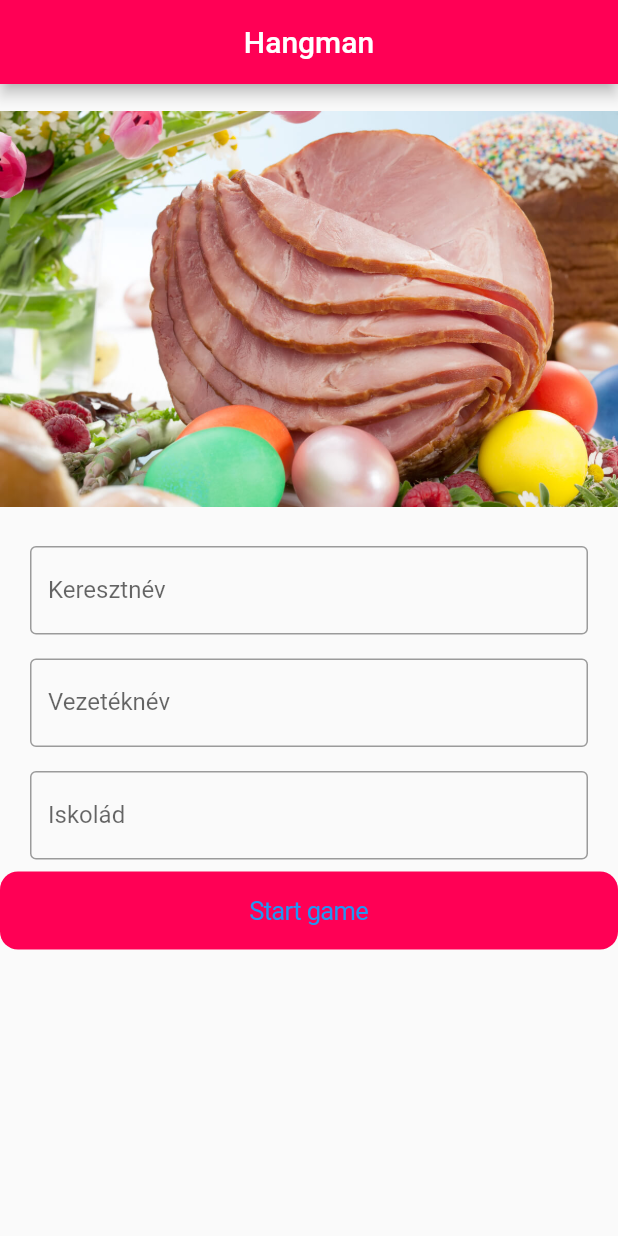
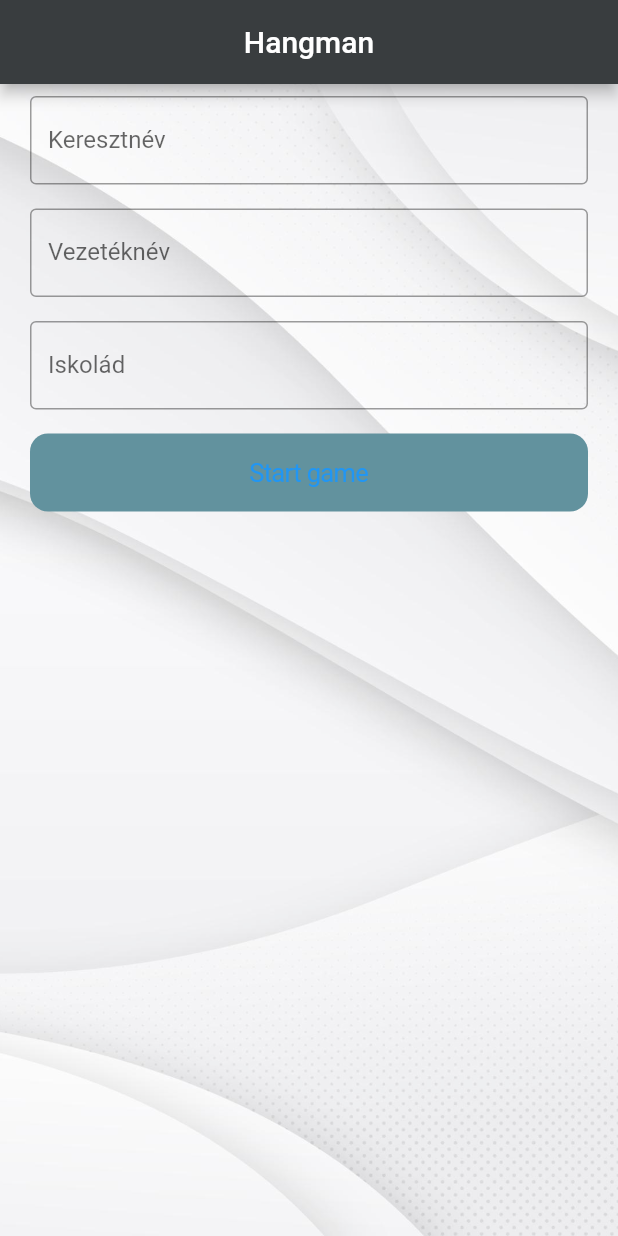
Before and after one commit to SALANKIII/hangman_gyak, a Flutter app: the screen it shows after launch, on a phone screen of 412 x 824 dp. Run offline on Flutter 3.47's test engine with Material 2 defaults, Android fonts, the phone set to English and light mode, and no system bars; our stand-ins replace confetti, get; missing offline and left inert: dart:js.

Commit message:
hatterkep added

```diff
--- a/lib/views/home_view.dart
+++ b/lib/views/home_view.dart
@@ -5,7 +5,6 @@ import 'package:hangman/controllers/home_view_controller.dart';
 import 'package:hangman/views/game_view.dart';
 
 class HomeView extends StatelessWidget {
-
   HomeViewController controller = Get.put(HomeViewController());
 
   @override
@@ -15,16 +14,23 @@ HomeViewController controller = Get.put(HomeViewController());
         builder: (_) {
           return Scaffold(
             appBar: AppBar(
-              backgroundColor: Color.fromARGB(255, 255, 0, 85),
+                backgroundColor: Color.fromARGB(255, 57, 61, 63),
                 title: Center(child: Text("Hangman"))),
-          body: Column(
+            body: Container(
+
+              width: double.infinity,
+              decoration: const BoxDecoration(
+                image: DecorationImage(
+                    image: AssetImage("images/minimal.jpg"),
+                    fit: BoxFit.cover),
+              ),
+              child: Column(
                 mainAxisAlignment: MainAxisAlignment.start,
                 crossAxisAlignment: CrossAxisAlignment.stretch,
                 children: [
-              SizedBox(
-                  height: 300, child: Image.asset("images/husveti-sonka-2.jpg")),
                   Padding(
-                padding: const EdgeInsets.symmetric(vertical: 8, horizontal: 20),
+                    padding:
+                        const EdgeInsets.symmetric(vertical: 8, horizontal: 20),
                     child: TextField(
                       controller: controller.firstname,
                       decoration: InputDecoration(
@@ -35,7 +41,8 @@ HomeViewController controller = Get.put(HomeViewController());
                     ),
                   ),
                   Padding(
-                padding: const EdgeInsets.symmetric(vertical: 8, horizontal: 20),
+                    padding:
+                        const EdgeInsets.symmetric(vertical: 8, horizontal: 20),
                     child: TextField(
                       controller: controller.lastname,
                       decoration: InputDecoration(
@@ -46,7 +53,8 @@ HomeViewController controller = Get.put(HomeViewController());
                     ),
                   ),
                   Padding(
-                padding: const EdgeInsets.symmetric(vertical: 8, horizontal: 20),
+                    padding:
+                        const EdgeInsets.symmetric(vertical: 8, horizontal: 20),
                     child: TextField(
                       controller: controller.school,
                       decoration: InputDecoration(
@@ -56,17 +64,20 @@ HomeViewController controller = Get.put(HomeViewController());
                       ),
                     ),
                   ),
-              CupertinoButton(
-                color: Color.fromARGB(255, 255, 0, 85),
+                  Padding(
+                    padding: const EdgeInsets.symmetric(vertical: 8, horizontal: 20),
+                    child: CupertinoButton(
+                      color: Color.fromARGB(255, 98, 146, 158),
                       child: Text("Start game"),
                       onPressed: () {
                         controller.jatekInditasa();
                       },
+                    ),
                   )
                 ],
               ),
+            ),
           );
-      }
-    );
+        });
   }
 }
--- a/lib/views/widgets/letter_button.dart
+++ b/lib/views/widgets/letter_button.dart
@@ -13,7 +13,7 @@ class LetterButton extends StatelessWidget {
   @override
   Widget build(BuildContext context) {
     return CupertinoButton(
-      color: Color.fromARGB(255, 255, 0, 85),
+      color: Color.fromARGB(255, 98, 146, 158),
       padding: EdgeInsets.zero,
       child: Text(letter),
       onPressed: (controller.aMegadottBetuVoltEmar(letter))
```
Also changed, not shown: lib/controllers/game_view_controller.dart (+7 -8 lines), lib/views/end_view.dart (+11 -2 lines), lib/views/game_view.dart (+13 -4 lines), images/husveti-sonka-2.jpg (deleted), images/minimal.jpg (added). Lines whose indentation alone changed are shown as unchanged.
